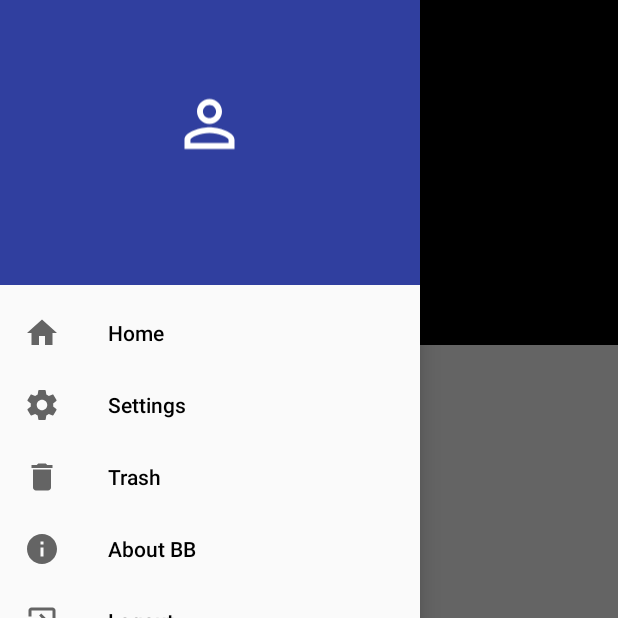
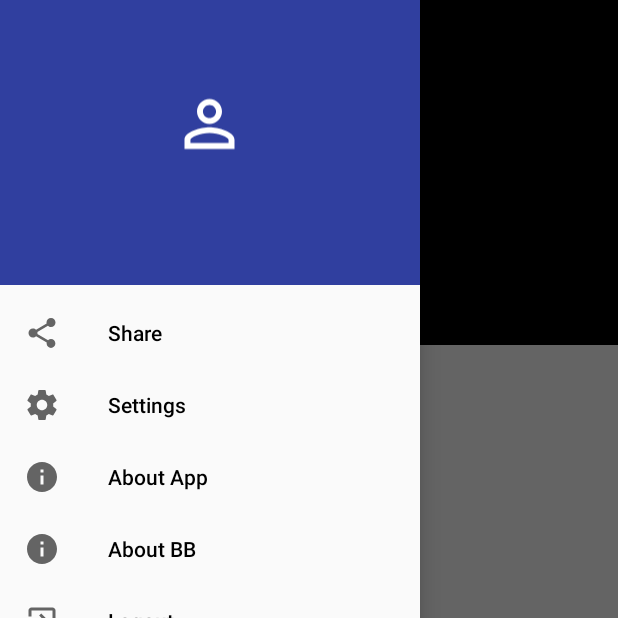
Before and after one commit to sanjaysingh1990/BB-vines, an Android app: the MainActivity screen opened directly, with no data from a screen before it, with the side drawer open, on a phone screen of 412 x 824 dp, the top half of it. Run offline under Robolectric (Android 15) with nearby library versions, the phone set to English and light mode, and no system bars; our stand-ins replace ButterKnife; libraries missing offline, so code that uses them is left out: com.astuetz, com.crashlytics.android, com.flaviofaria.kenburnsview, com.kobakei.ratethisapp, io.fabric.sdk; pictures from the network do not load; 12 statements that could not run were skipped.

Commit message:
added rate app and place holder

```diff
--- a/BBV/build.gradle
+++ b/BBV/build.gradle
@@ -62,9 +62,9 @@ dependencies {
     }
 
     compile project(':materialviewpager')
+    compile files('libs/YouTubeAndroidPlayerApi.jar')
     compile 'com.android.support:design:25.3.1'
     compile 'com.google.code.gson:gson:2.6.2'
-    compile files('libs/YouTubeAndroidPlayerApi.jar')
     compile 'com.squareup.retrofit2:converter-gson:2.1.0'
     compile 'com.squareup.okhttp3:logging-interceptor:3.4.1'
     compile 'com.squareup.okhttp3:okhttp:3.4.1'
@@ -72,4 +72,6 @@ dependencies {
     compile 'com.android.support.constraint:constraint-layout:1.0.0-beta4'
     compile 'com.github.bumptech.glide:glide:3.7.0'
     annotationProcessor 'com.jakewharton:butterknife-compiler:8.1.0'
+
+    compile project(path: ':ratethisapp')
 }
--- a/BBV/src/main/res/layout/list_item_card_small.xml
+++ b/BBV/src/main/res/layout/list_item_card_small.xml
@@ -43,7 +43,7 @@
         app:layout_constraintLeft_toRightOf="@+id/image_thumbnail"
         app:layout_constraintRight_toRightOf="parent"
         app:layout_constraintTop_toTopOf="parent"
-        android:layout_marginTop="10dp"
+        android:layout_marginTop="5dp"
         app:layout_constraintHorizontal_bias="0.0"
         android:textSize="16sp"
         android:textAllCaps="true"
@@ -76,9 +76,11 @@
         android:layout_marginTop="5dp"
         android:text="TextView"
         android:textSize="12sp"
+        android:textAllCaps="true"
         app:layout_constraintLeft_toRightOf="@+id/image_thumbnail"
         app:layout_constraintRight_toRightOf="parent"
-        app:layout_constraintTop_toBottomOf="@+id/text_description" />
+        app:layout_constraintTop_toBottomOf="@+id/text_description"
+        app:layout_constraintHorizontal_bias="1.0" />
 
     <ImageView
         android:id="@+id/image_play"
--- a/BBV/src/main/res/menu/menu_navigation.xml
+++ b/BBV/src/main/res/menu/menu_navigation.xml
@@ -2,17 +2,17 @@
 <menu xmlns:android="http://schemas.android.com/apk/res/android">
     <group android:checkableBehavior="single">
         <item
-            android:id="@+id/home"
-            android:title="Home"
-            android:icon="@drawable/ic_home"/>
+            android:id="@+id/share"
+            android:title="Share"
+            android:icon="@drawable/ic_share"/>
         <item
             android:id="@+id/settings"
             android:title="Settings"
             android:icon="@drawable/ic_setting"/>
         <item
-            android:id="@+id/trash"
-            android:title="Trash"
-            android:icon="@drawable/ic_trash"
+            android:id="@+id/appinfo"
+            android:title="About App"
+            android:icon="@drawable/ic_info"
 
             />
         <item
--- a/BBV/src/main/res/values/colors.xml
+++ b/BBV/src/main/res/values/colors.xml
@@ -9,6 +9,7 @@
     <color name="statusBarColor">@color/blue</color>
     <color name="navigationBarColor">@android:color/black</color>
     <color name="drawerArrowColor">@android:color/white</color>
+    <color name="colorAccent">#FF4081</color>
     <color name="gray_bg">#dadada</color>
     <color name="splah_bg">#CFD8DC</color>
     <color name="dark_gray">#848484</color>
--- a/BBV/src/main/res/values/strings.xml
+++ b/BBV/src/main/res/values/strings.xml
@@ -1,5 +1,5 @@
 <resources>
-    <string name="app_name">Material View Pager</string>
+    <string name="app_name">All Vines</string>
 
     <string name="hello_world">Hello world!</string>
     <string name="action_settings">Settings</string>
@@ -8,5 +8,9 @@
     <string name="likecount">likeCount</string>
     <string name="dislikecount">dislikeCount</string>
     <string name="comment_count">commentCount</string>
+    <string name="share_download">Hey I just downloaded and installed CRICiT, awesome app to play cricket with friends and invite them via app.Click here to download CricIt:
+https://play.google.com/store/apps/details?id=com.cricit</string>
 
+    <string name="rate_app_title">Rate this app</string>
+    <string name="rate_app_message">if you enjoy using this app. would you mind taking a moment to rate it? It won\'t take more than a minute. Thank you for your support!</string>
 </resources>
--- a/BBV/src/main/res/values/styles.xml
+++ b/BBV/src/main/res/values/styles.xml
@@ -2,8 +2,17 @@
 
 
     <style name="AppBaseTheme" parent="@style/Theme.AppCompat.Light.NoActionBar">
+        <item name="colorPrimary">@color/colorPrimary</item>
+        <item name="colorPrimaryDark">@color/colorPrimaryDark</item>
+        <item name="colorAccent">@color/colorAccent</item>
+
+        <item name="alertDialogTheme">@style/MyAlertDialogStyle</item>
     </style>
-
+    <style name="MyAlertDialogStyle" parent="Theme.AppCompat.Light.Dialog.Alert">
+        <item name="colorAccent">#7f8c8d</item>
+        <item name="android:textColorPrimary">#bdc3c7</item>
+        <item name="android:background">#e74c3c</item>
+    </style>
     <!-- Base application theme. -->
     <style name="AppTheme" parent="AppBaseTheme">
 
--- a/settings.gradle
+++ b/settings.gradle
@@ -1 +1 @@
-include ':materialviewpager', ':BBV'
+include ':materialviewpager', ':BBV', ':ratethisapp'
```
Also changed, not shown: BBV/src/main/AndroidManifest.xml (+3 -6 lines), BBV/src/main/java/com/github/florent37/materialviewpager/sample/MainActivity.java (+47 -5 lines), BBV/src/main/java/com/github/florent37/materialviewpager/sample/activity/AboutAppActivity.java (added, +15 -0 lines), BBV/src/main/java/com/github/florent37/materialviewpager/sample/adapter/TestRecyclerViewAdapter.java (+5 -2 lines), BBV/src/main/java/com/github/florent37/materialviewpager/sample/utility/Util.java (+28 -0 lines), BBV/src/main/res/layout/activity_about_app.xml (added, +9 -0 lines), BBV/src/main/res/drawable/place_holder.jpg (added).
